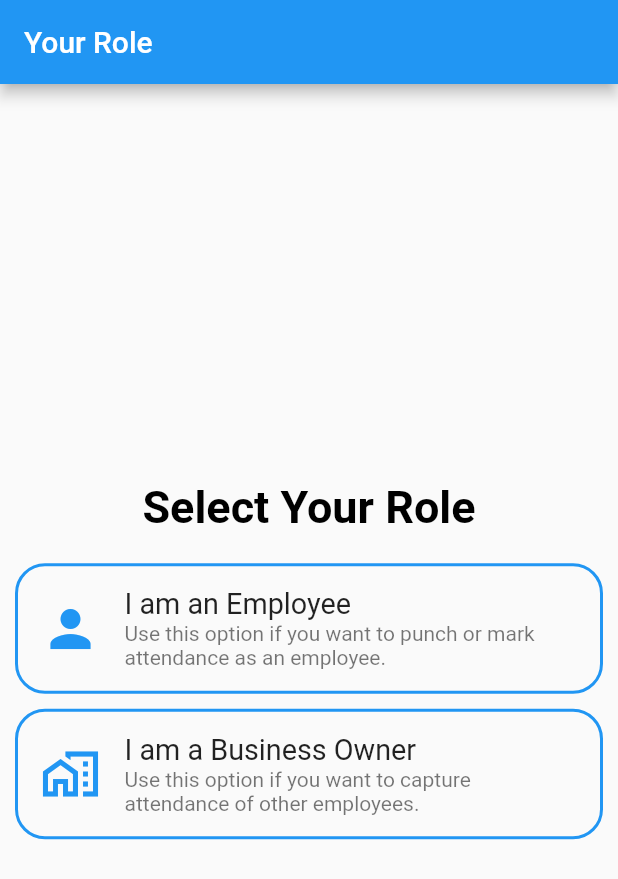
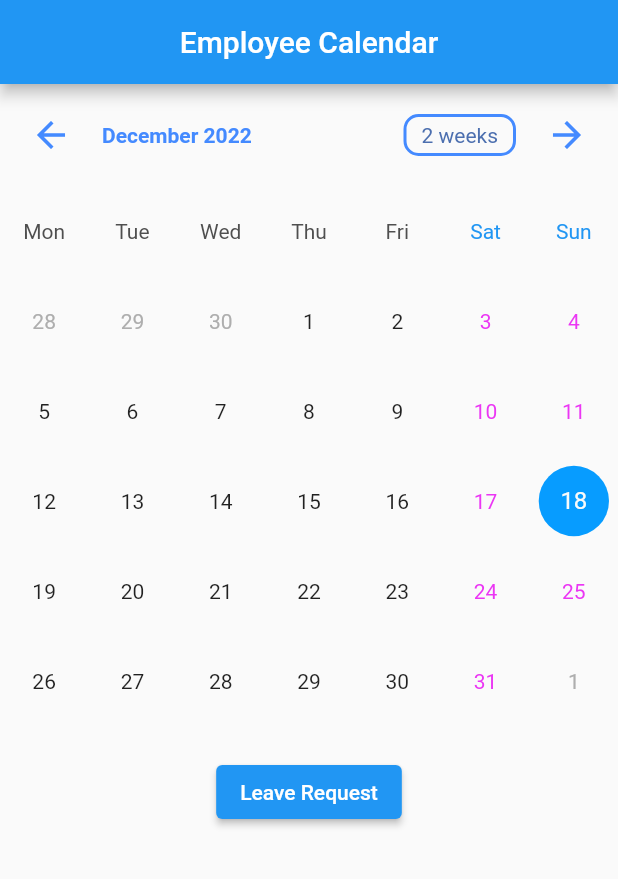
Before and after one commit to hariharankk/Employee-suite, a Flutter app: the screen it shows after launch, on a phone screen of 412 x 824 dp. Shown: the top 879 px of the screen. Run offline on Flutter 3.47's test engine with Material 2 defaults, Android fonts, the phone set to English and light mode, and no system bars; drawn by our look-alikes of table_calendar; our stand-ins replace bloc, bottom_navy_bar, camera, equatable, flutter_secure_storage, geolocator and 4 more; missing offline and left inert: great_circle_distance2, table_sticky_headers.

Commit message:
employee calendar under progress

```diff
--- a/lib/main.dart
+++ b/lib/main.dart
@@ -6,6 +6,7 @@
 import 'package:flutter/material.dart';
 import 'package:mark/ui/admin or user.dart';
 import 'package:mark/ui/login_page.dart';
+import 'package:mark/widgets/employeeCalendar.dart';
 
 List<CameraDescription> cameras;
 var frontCamera;
@@ -35,7 +36,10 @@
     return MaterialApp(
       title: "Attendance",
       debugShowCheckedModeBanner: false,
-      home: SplashScreen());
+      home:
+      // SplashScreen()
+      employeeCalendar()
+      );
 
   }
 }
--- a/lib/ui/profile_page.dart
+++ b/lib/ui/profile_page.dart
@@ -111,7 +111,7 @@
 
   /// Display message in snack bar
   void showInSnackBar(String message, Duration duration) {
-    _scaffoldKey.currentState.showSnackBar(
+    ScaffoldMessenger.of(context).showSnackBar(
       SnackBar(
         content: Text(message),
         duration: duration,
--- /dev/null
+++ b/lib/widgets/employeeCalendar.dart
@@ -0,0 +1,101 @@
+import 'package:flutter/material.dart';
+import 'package:table_calendar/table_calendar.dart';
+
+class employeeCalendar extends StatefulWidget {
+  // const employeeCalendar({Key? key}) : super(key: key);
+
+  @override
+  State<employeeCalendar> createState() => _employeeCalendarState();
+}
+
+class _employeeCalendarState extends State<employeeCalendar> {
+  CalendarFormat _calendarFormat = CalendarFormat.month;
+  DateTime _focusedDay = DateTime.now();
+  DateTime _selectedDay;
+
+  @override
+  Widget build(BuildContext context) {
+    return Scaffold(
+      appBar: AppBar(
+        centerTitle: true,
+        title: const Text("Employee Calendar"),
+      ),
+      body: Column(
+        children: [TableCalendar(
+          firstDay: DateTime(2022),
+          lastDay: DateTime(2023),
+          focusedDay: _focusedDay,
+          calendarFormat: _calendarFormat,
+          startingDayOfWeek: StartingDayOfWeek.monday,
+          rowHeight: 60,
+          daysOfWeekHeight: 60,
+          headerStyle: HeaderStyle(
+            titleTextStyle:
+                const TextStyle(color: Colors.blueAccent, fontWeight: FontWeight.bold),
+            formatButtonTextStyle: const TextStyle(color: Color.fromARGB(255, 76, 111, 175)),
+            formatButtonDecoration: BoxDecoration(
+              borderRadius: BorderRadius.circular(10),
+              border: Border.all(color: Colors.blueAccent, width: 2),
+            ),
+            leftChevronIcon: const Icon(
+              Icons.arrow_back,
+              color: Colors.blueAccent,
+              size: 28,
+            ),
+            rightChevronIcon: const Icon(
+              Icons.arrow_forward,
+              color: Colors.blueAccent,
+              size: 28,
+            ),
+          ),
+          daysOfWeekStyle: const DaysOfWeekStyle(
+            weekendStyle: TextStyle(color: Colors.blue),
+          ),
+          calendarStyle: const CalendarStyle(
+            weekendTextStyle: TextStyle(color: Color.fromARGB(255, 235, 54, 244)),
+            todayDecoration: BoxDecoration(
+              color: Color.fromARGB(255, 7, 156, 255),
+              shape: BoxShape.circle,
+            ),
+            selectedDecoration: BoxDecoration(
+              color: Color.fromARGB(255, 29, 144, 239),
+              shape: BoxShape.circle,
+            ),
+          ),
+          onDaySelected: (selectedDay, focusedDay) {
+            if (!isSameDay(_selectedDay, selectedDay)) {
+              setState(() {
+                _selectedDay = selectedDay;
+                _focusedDay = focusedDay;
+              });
+            }
+          },
+          selectedDayPredicate: (day) {
+            return isSameDay(_selectedDay, day);
+          },
+          onFormatChanged: (format) {
+            if (_calendarFormat != format) {
+              setState(() {
+                _calendarFormat = format;
+              });
+            }
+          },
+          onPageChanged: (focusedDay) {
+            _focusedDay = focusedDay;
+          },
+        ),
+        SizedBox(height: 20),
+        ElevatedButton(
+    style: ElevatedButton.styleFrom(
+    backgroundColor: Colors.blue,
+    foregroundColor: Colors.white,
+  ),
+  onPressed: () => print('pressed'),
+  child: const Text('Leave Request'),
+)
+        ],
+      ),
+    );
+
+  }
+}
--- a/pubspec.yaml
+++ b/pubspec.yaml
@@ -39,10 +39,13 @@
   camera:
   path:
   flutter_secure_storage:
+  flutter_calendar_carousel: ^1.5.2
+  table_calendar: ^3.0.8
 
   # The following adds the Cupertino Icons font to your application.
   # Use with the CupertinoIcons class for iOS style icons.
   cupertino_icons: ^0.1.2
+  flutter_clean_calendar: ^1.1.0
 
 dev_dependencies:
   flutter_test:
```
Also changed, not shown: lib/ui/login_page.dart (+10 -5 lines), lib/ui/register.dart (+11 -5 lines), lib/widgets/leaveRequest.dart (added), pubspec.lock, 1 other file.
